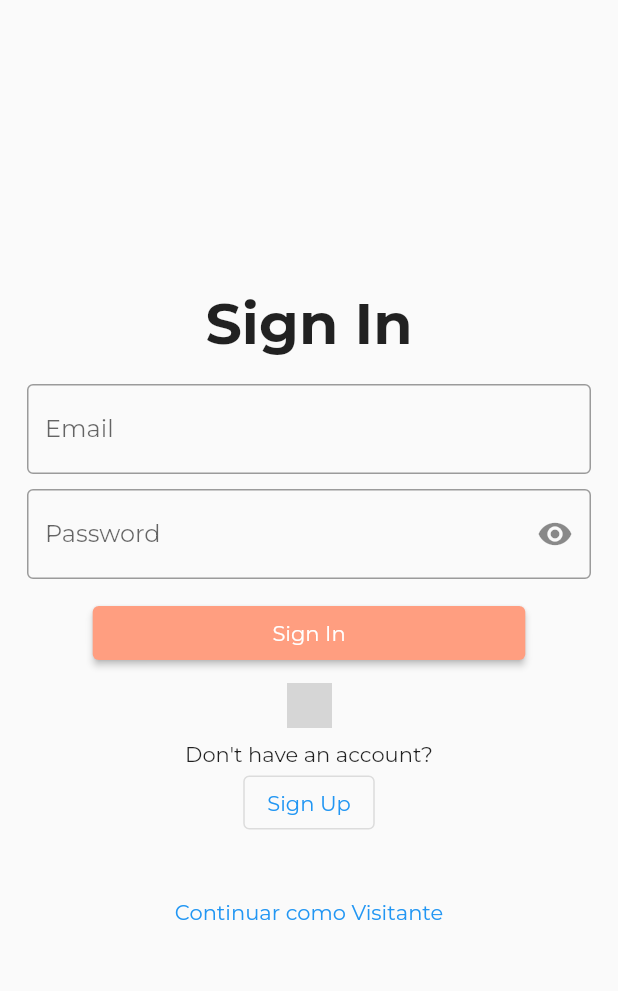
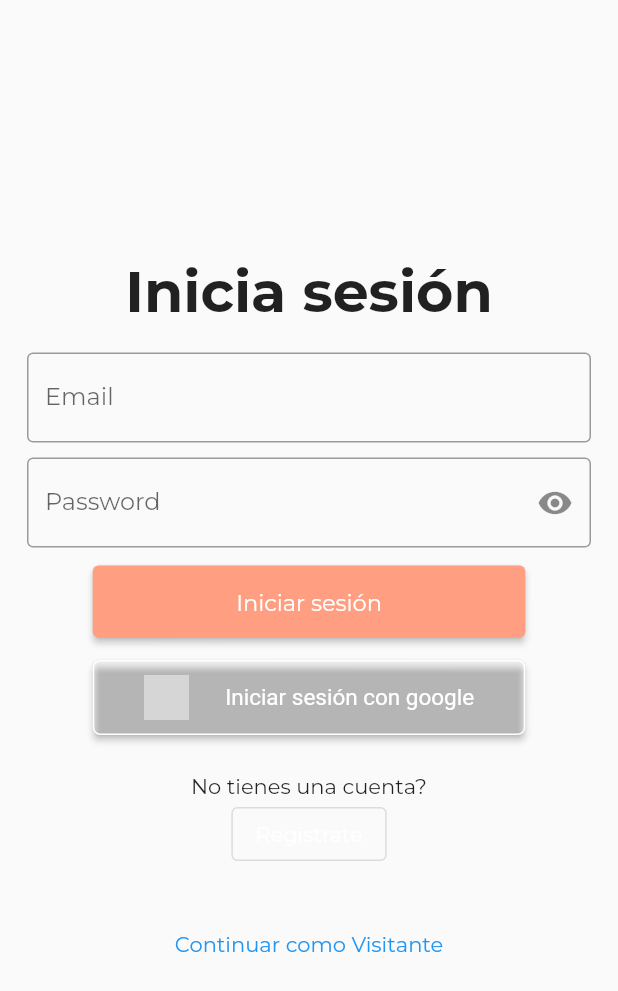
Before and after one commit to jtavio/poemasymas, a Flutter app: the SignIn screen opened directly, on a phone screen of 412 x 824 dp. Shown: the top 991 px of the screen. Run offline on Flutter 3.47's test engine with Material 2 defaults, Android fonts, the phone set to English and light mode, and no system bars; our stand-ins replace auto_size_text, bloc, cherry_toast, cloud_firestore, double_back_to_close_app, email_validator and 8 more; accounts and stored records are empty; network calls fail; grey boxes are pictures that could not be loaded.

Commit message:
add change

```diff
--- a/lib/main.dart
+++ b/lib/main.dart
@@ -58,7 +58,7 @@ class _MyAppState extends State<MyApp> {
     return MaterialApp(
       debugShowCheckedModeBanner: false,
       title: Constants.AppName,
-      initialRoute: HomeAuthors.routeName,
+      initialRoute: SignIn.routeName,
       theme: ThemeData(
         backgroundColor: Colors.grey[100],
         fontFamily: 'Montserrat',
--- a/lib/src/bloc/auth/auth_bloc.dart
+++ b/lib/src/bloc/auth/auth_bloc.dart
@@ -52,5 +52,11 @@ class AuthBloc extends Bloc<AuthEvent, AuthState> {
       await authRepository.signOut();
       emit(UnAuthenticated());
     });
+
+    on<DeleteAuth>((event, emit) async {
+      emit(Loading());
+      await authRepository.deleteAuth();
+      emit(UnAuthenticated());
+    });
   }
 }
--- a/lib/src/bloc/auth/auth_event.dart
+++ b/lib/src/bloc/auth/auth_event.dart
@@ -27,3 +27,5 @@ class GoogleSignInRequested extends AuthEvent {}
 
 // When the user signing out this event is called and the [AuthRepository] is called to sign out the user
 class SignOutRequested extends AuthEvent {}
+
+class DeleteAuth extends AuthEvent {}
--- a/lib/src/pages/signin/sign-in.dart
+++ b/lib/src/pages/signin/sign-in.dart
@@ -7,7 +7,7 @@ import 'package:flutter_bloc/flutter_bloc.dart';
 import 'package:app_poemas/src/bloc/blocs.dart';
 
 class SignIn extends StatefulWidget {
-  static String routeName = "/signin";
+  static String routeName = "signin";
   const SignIn({Key? key}) : super(key: key);
 
   @override
@@ -44,7 +44,7 @@ class _SignInState extends State<SignIn> {
                 backgroundColor: Colors.red,
                 content: Text(
                   state.error,
-                  style: TextStyle(color: Colors.white, fontSize: 20),
+                  style: const TextStyle(color: Colors.white, fontSize: 20),
                 ),
               ),
             );
@@ -69,7 +69,7 @@ class _SignInState extends State<SignIn> {
                       mainAxisAlignment: MainAxisAlignment.center,
                       children: [
                         const Text(
-                          "Sign In",
+                          "Inicia sesión",
                           style: TextStyle(
                             fontSize: 38,
                             fontWeight: FontWeight.bold,
@@ -95,7 +95,7 @@ class _SignInState extends State<SignIn> {
                                   validator: (value) {
                                     return value != null &&
                                             !EmailValidator.validate(value)
-                                        ? 'Enter a valid email'
+                                        ? 'Ingrese un email valido'
                                         : null;
                                   },
                                 ),
@@ -123,7 +123,7 @@ class _SignInState extends State<SignIn> {
                                       AutovalidateMode.onUserInteraction,
                                   validator: (value) {
                                     return value != null && value.length < 6
-                                        ? "Enter min. 6 characters"
+                                        ? "Ingrese un min. de 6 caracteres"
                                         : null;
                                   },
                                 ),
@@ -139,25 +139,60 @@ class _SignInState extends State<SignIn> {
                                           context);
                                     },
                                     style: ElevatedButton.styleFrom(
-                                        primary: Colors.deepOrangeAccent[100]),
-                                    child: const Text('Sign In'),
+                                      primary: Colors.deepOrangeAccent[100],
+                                      padding: const EdgeInsets.symmetric(
+                                        horizontal: 15.0,
+                                        vertical: 15.0,
+                                      ),
+                                    ),
+                                    child: const Text(
+                                      'Iniciar sesión',
+                                      style: TextStyle(fontSize: 15),
+                                    ),
                                   ),
                                 )
                               ],
                             ),
                           ),
                         ),
-                        IconButton(
+                        const SizedBox(
+                          height: 15,
+                        ),
+                        SizedBox(
+                          width: MediaQuery.of(context).size.width * 0.7,
+                          child: ElevatedButton(
                             onPressed: () {
                               _authenticateWithGoogle(context);
                             },
-                          icon: Image.network(
+                            style: ElevatedButton.styleFrom(
+                              textStyle: const TextStyle(fontSize: 15),
+                              primary: Colors.transparent,
+                              shape: RoundedRectangleBorder(
+                                borderRadius: BorderRadius.circular(5.0),
+                                side: BorderSide(color: Colors.white),
+                              ),
+                              padding: const EdgeInsets.symmetric(
+                                horizontal: 10.0,
+                                vertical: 10.0,
+                              ),
+                            ),
+                            child: Row(
+                              mainAxisAlignment: MainAxisAlignment.spaceEvenly,
+                              children: [
+                                Image.network(
                                   "https://upload.wikimedia.org/wikipedia/commons/thumb/5/53/Google_%22G%22_Logo.svg/1200px-Google_%22G%22_Logo.svg.png",
                                   height: 30,
                                   width: 30,
                                 ),
+                                const Text('Iniciar sesión con google')
+                              ],
                             ),
-                        const Text("Don't have an account?"),
+                          ),
+                        ),
+                        const SizedBox(
+                          height: 25,
+                        ),
+                        const Text("No tienes una cuenta?"),
                         OutlinedButton(
                           onPressed: () {
                             Navigator.pushReplacement(
@@ -166,9 +201,12 @@ class _SignInState extends State<SignIn> {
                                   builder: (context) => const SignUp()),
                             );
                           },
-                          child: const Text("Sign Up"),
+                          child: const Text(
+                            "Registrate",
+                            style: TextStyle(color: Colors.white),
                           ),
-                        SizedBox(
+                        ),
+                        const SizedBox(
                           height: 25,
                         ),
                         TextButton(
@@ -176,7 +214,7 @@ class _SignInState extends State<SignIn> {
                             Navigator.of(context)
                                 .pushReplacementNamed(HomeAuthors.routeName);
                           },
-                          child: Text("Continuar como Visitante"),
+                          child: const Text("Continuar como Visitante"),
                         ),
                       ],
                     ),
--- a/lib/src/pages/signup/sign_up.dart
+++ b/lib/src/pages/signup/sign_up.dart
@@ -70,7 +70,7 @@ class _SignUpState extends State<SignUp> {
                     mainAxisAlignment: MainAxisAlignment.center,
                     children: [
                       const Text(
-                        "Sign Up",
+                        "Registrate",
                         style: TextStyle(
                           fontSize: 38,
                           fontWeight: FontWeight.bold,
@@ -87,13 +87,15 @@ class _SignUpState extends State<SignUp> {
                               TextFormField(
                                 controller: _nameController,
                                 decoration: const InputDecoration(
-                                  hintText: "Name",
+                                  hintText: "Nombre",
                                   border: OutlineInputBorder(),
                                 ),
                                 autovalidateMode:
                                     AutovalidateMode.onUserInteraction,
                                 validator: (value) {
-                                  return value == '' ? 'Enter a name' : null;
+                                  return value == ''
+                                      ? 'Ingrese el nombre'
+                                      : null;
                                 },
                               ),
                               const SizedBox(
@@ -110,7 +112,7 @@ class _SignUpState extends State<SignUp> {
                                 validator: (value) {
                                   return value != null &&
                                           !EmailValidator.validate(value)
-                                      ? 'Enter a valid email'
+                                      ? 'Ingrese un email valido'
                                       : null;
                                 },
                               ),
@@ -127,7 +129,7 @@ class _SignUpState extends State<SignUp> {
                                     AutovalidateMode.onUserInteraction,
                                 validator: (value) {
                                   return value != null && value.length < 6
-                                      ? "Enter min. 6 characters"
+                                      ? "Ingrese un min. de 6 caracteres"
                                       : null;
                                 },
                               ),
@@ -142,7 +144,7 @@ class _SignUpState extends State<SignUp> {
                                   },
                                   style: ElevatedButton.styleFrom(
                                       primary: Colors.deepOrangeAccent[100]),
-                                  child: const Text('Sign Up'),
+                                  child: const Text('Registrar'),
                                 ),
                               )
                             ],
@@ -152,7 +154,7 @@ class _SignUpState extends State<SignUp> {
                       const SizedBox(
                         height: 12,
                       ),
-                      const Text("Already have an account?"),
+                      const Text("Tienes una cuenta?"),
                       OutlinedButton(
                         onPressed: () {
                           Navigator.pushReplacement(
@@ -161,12 +163,12 @@ class _SignUpState extends State<SignUp> {
                                 builder: (context) => const SignIn()),
                           );
                         },
-                        child: const Text("Sign In"),
+                        child: const Text("Iniciar sesión"),
                       ),
                       const SizedBox(
                         height: 12,
                       ),
-                      const Text("Or"),
+                      const Text("O"),
                       IconButton(
                         onPressed: () {
                           _authenticateWithGoogle(context);
```
Also changed, not shown: lib/src/data/repositories/auth_repository.dart (+8 -0 lines), lib/src/pages/profile/profile_user.dart (+28 -5 lines), assets/icon/poems-icon.png (deleted), assets/icon/poems-icon2.png (deleted), 8 other files. Lines whose indentation alone changed are shown as unchanged.
